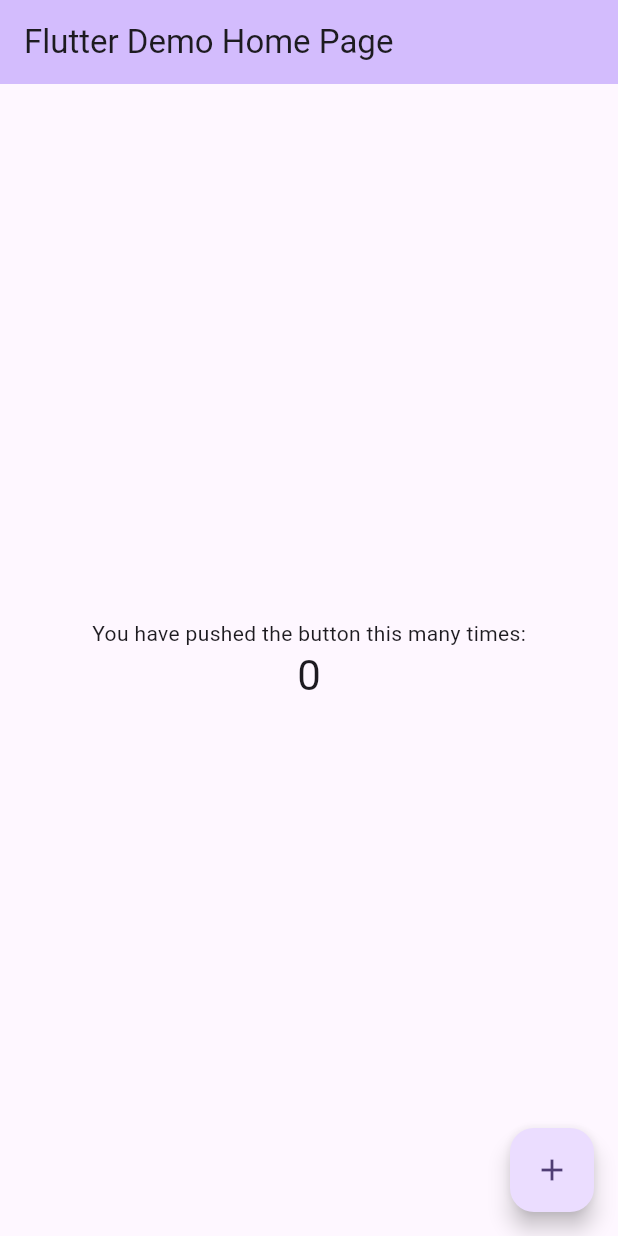
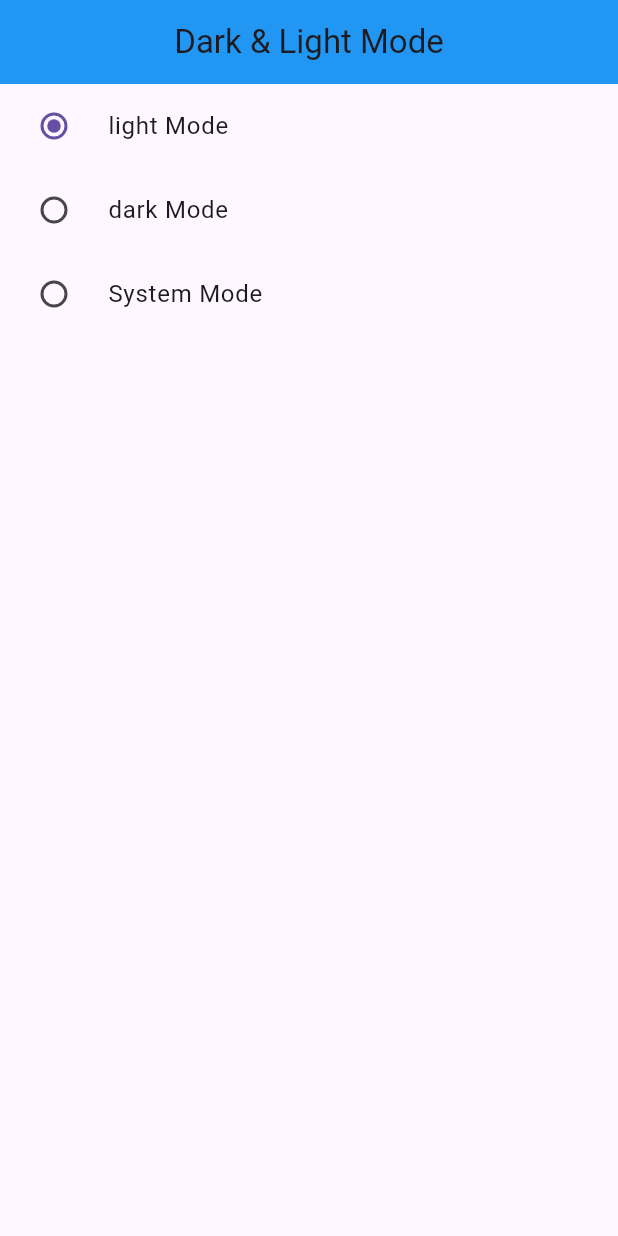
Before and after one commit to Afaque-A/flutter_dark_light_mode_theme, a Flutter app: the screen it shows after launch, on a phone screen of 412 x 824 dp. Run offline on Flutter 3.47's test engine with Material 3 defaults, Android fonts, the phone set to English and light mode, and no system bars.

Commit message:
add dark light and system mode

```diff
--- a/lib/main.dart
+++ b/lib/main.dart
@@ -1,4 +1,7 @@
 import 'package:flutter/material.dart';
+import 'package:flutter_dark_light_theme/provider/dark_mode_provider.dart';
+import 'package:flutter_dark_light_theme/screen/dark_mode_theme.dart';
+import 'package:provider/provider.dart';
 
 void main() {
   runApp(const MyApp());
@@ -7,119 +10,26 @@
 class MyApp extends StatelessWidget {
   const MyApp({super.key});
 
-  // This widget is the root of your application.
   @override
   Widget build(BuildContext context) {
-    return MaterialApp(
-      title: 'Flutter Demo',
-      theme: ThemeData(
-        // This is the theme of your application.
-        //
-        // TRY THIS: Try running your application with "flutter run". You'll see
-        // the application has a purple toolbar. Then, without quitting the app,
-        // try changing the seedColor in the colorScheme below to Colors.green
-        // and then invoke "hot reload" (save your changes or press the "hot
-        // reload" button in a Flutter-supported IDE, or press "r" if you used
-        // the command line to start the app).
-        //
-        // Notice that the counter didn't reset back to zero; the application
-        // state is not lost during the reload. To reset the state, use hot
-        // restart instead.
-        //
-        // This works for code too, not just values: Most code changes can be
-        // tested with just a hot reload.
-        colorScheme: ColorScheme.fromSeed(seedColor: Colors.deepPurple),
-        useMaterial3: true,
-      ),
-      home: const MyHomePage(title: 'Flutter Demo Home Page'),
-    );
+    return ChangeNotifierProvider(
+        create: (_) => DarkModeProvider(),
+        child: Builder(builder: (BuildContext context) {
+          final provider = Provider.of<DarkModeProvider>(context);
+          return MaterialApp(
+            title: 'Flutter Demo',
+            themeMode: provider.themeMode,
+            theme: ThemeData(
+              brightness: Brightness.light,
+              primarySwatch: Colors.red,
+              // primaryColor: Colors.red,
+            ),
+            darkTheme: ThemeData(
+                brightness: Brightness.dark,
+                primarySwatch: Colors.blue,
+                primaryColor: Colors.amber),
+            home: const DarkModeTheme(),
+          );
+        }));
   }
 }
-
-class MyHomePage extends StatefulWidget {
-  const MyHomePage({super.key, required this.title});
-
-  // This widget is the home page of your application. It is stateful, meaning
-  // that it has a State object (defined below) that contains fields that affect
-  // how it looks.
-
-  // This class is the configuration for the state. It holds the values (in this
-  // case the title) provided by the parent (in this case the App widget) and
-  // used by the build method of the State. Fields in a Widget subclass are
-  // always marked "final".
-
-  final String title;
-
-  @override
-  State<MyHomePage> createState() => _MyHomePageState();
-}
-
-class _MyHomePageState extends State<MyHomePage> {
-  int _counter = 0;
-
-  void _incrementCounter() {
-    setState(() {
-      // This call to setState tells the Flutter framework that something has
-      // changed in this State, which causes it to rerun the build method below
-      // so that the display can reflect the updated values. If we changed
-      // _counter without calling setState(), then the build method would not be
-      // called again, and so nothing would appear to happen.
-      _counter++;
-    });
-  }
-
-  @override
-  Widget build(BuildContext context) {
-    // This method is rerun every time setState is called, for instance as done
-    // by the _incrementCounter method above.
-    //
-    // The Flutter framework has been optimized to make rerunning build methods
-    // fast, so that you can just rebuild anything that needs updating rather
-    // than having to individually change instances of widgets.
-    return Scaffold(
-      appBar: AppBar(
-        // TRY THIS: Try changing the color here to a specific color (to
-        // Colors.amber, perhaps?) and trigger a hot reload to see the AppBar
-        // change color while the other colors stay the same.
-        backgroundColor: Theme.of(context).colorScheme.inversePrimary,
-        // Here we take the value from the MyHomePage object that was created by
-        // the App.build method, and use it to set our appbar title.
-        title: Text(widget.title),
-      ),
-      body: Center(
-        // Center is a layout widget. It takes a single child and positions it
-        // in the middle of the parent.
-        child: Column(
-          // Column is also a layout widget. It takes a list of children and
-          // arranges them vertically. By default, it sizes itself to fit its
-          // children horizontally, and tries to be as tall as its parent.
-          //
-          // Column has various properties to control how it sizes itself and
-          // how it positions its children. Here we use mainAxisAlignment to
-          // center the children vertically; the main axis here is the vertical
-          // axis because Columns are vertical (the cross axis would be
-          // horizontal).
-          //
-          // TRY THIS: Invoke "debug painting" (choose the "Toggle Debug Paint"
-          // action in the IDE, or press "p" in the console), to see the
-          // wireframe for each widget.
-          mainAxisAlignment: MainAxisAlignment.center,
-          children: <Widget>[
-            const Text(
-              'You have pushed the button this many times:',
-            ),
-            Text(
-              '$_counter',
-              style: Theme.of(context).textTheme.headlineMedium,
-            ),
-          ],
-        ),
-      ),
-      floatingActionButton: FloatingActionButton(
-        onPressed: _incrementCounter,
-        tooltip: 'Increment',
-        child: const Icon(Icons.add),
-      ), // This trailing comma makes auto-formatting nicer for build methods.
-    );
-  }
-}
--- /dev/null
+++ b/lib/provider/dark_mode_provider.dart
@@ -0,0 +1,11 @@
+import 'package:flutter/material.dart';
+
+class DarkModeProvider with ChangeNotifier {
+  var _themeMode = ThemeMode.light;
+  ThemeMode get themeMode => _themeMode;
+
+  void setTheme(themeMode) {
+    _themeMode = themeMode;
+    notifyListeners();
+  }
+}
--- /dev/null
+++ b/lib/screen/dark_mode_theme.dart
@@ -0,0 +1,45 @@
+import 'package:flutter/material.dart';
+import 'package:flutter_dark_light_theme/provider/dark_mode_provider.dart';
+import 'package:provider/provider.dart';
+
+class DarkModeTheme extends StatefulWidget {
+  const DarkModeTheme({super.key});
+
+  @override
+  State<DarkModeTheme> createState() => _DarkModeThemeState();
+}
+
+class _DarkModeThemeState extends State<DarkModeTheme> {
+  @override
+  Widget build(BuildContext context) {
+    final provider = Provider.of<DarkModeProvider>(context);
+    return Scaffold(
+      appBar: AppBar(
+        backgroundColor: Colors.blue,
+        title: Center(child: Text('Dark & Light Mode')),
+      ),
+      body: Column(
+        children: [
+          RadioListTile<ThemeMode>(
+            title: Text("light Mode"),
+            value: ThemeMode.light,
+            groupValue: provider.themeMode,
+            onChanged: provider.setTheme,
+          ),
+          RadioListTile<ThemeMode>(
+            title: Text("dark Mode"),
+            value: ThemeMode.dark,
+            groupValue: provider.themeMode,
+            onChanged: provider.setTheme,
+          ),
+          RadioListTile<ThemeMode>(
+            title: Text("System Mode"),
+            value: ThemeMode.system,
+            groupValue: provider.themeMode,
+            onChanged: provider.setTheme,
+          ),
+        ],
+      ),
+    );
+  }
+}
--- a/pubspec.yaml
+++ b/pubspec.yaml
@@ -35,6 +35,7 @@ dependencies:
   # The following adds the Cupertino Icons font to your application.
   # Use with the CupertinoIcons class for iOS style icons.
   cupertino_icons: ^1.0.6
+  provider: ^6.1.2
 
 dev_dependencies:
   flutter_test:
```
Also changed, not shown: pubspec.lock.
